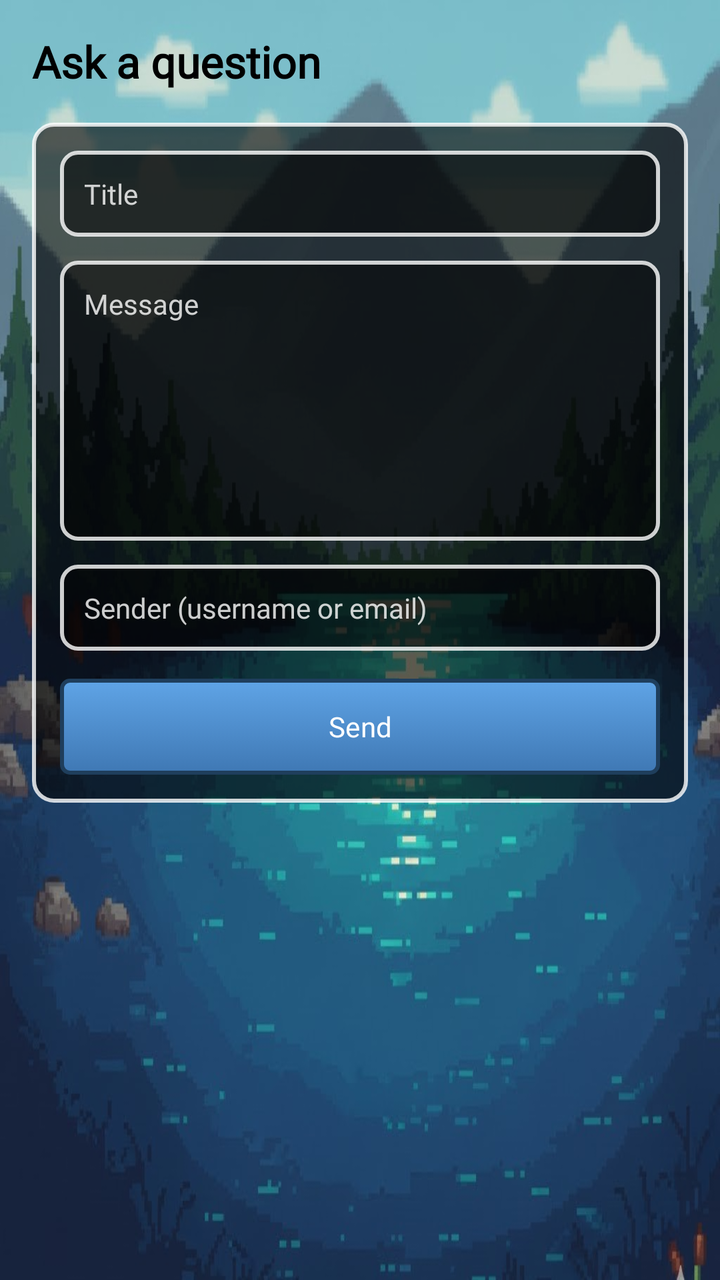
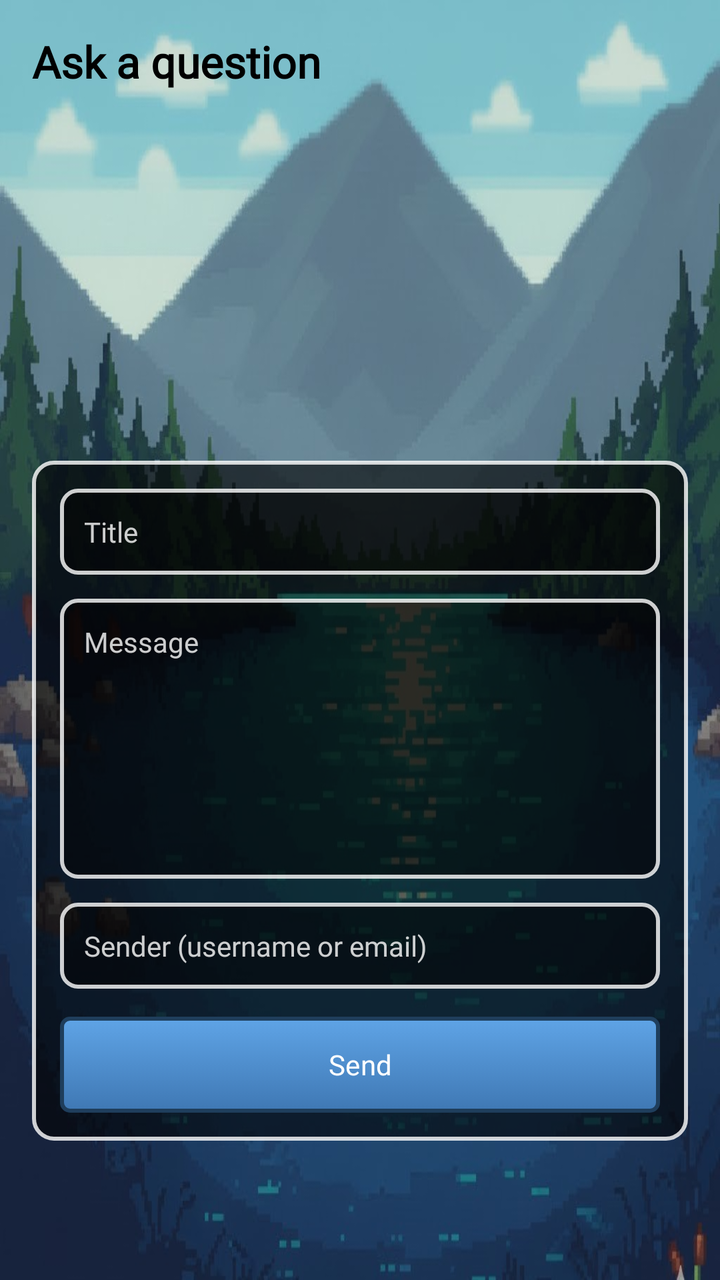

Two renders of the same Android screen: before a commit and after it. Below are the layout's source before the change and the commit's diff.
<!-- AndroidManifest.xml: application theme Theme.Android_Proyecto -->
<!-- res/layout/activity_ask_question.xml -->
<?xml version="1.0" encoding="utf-8"?>
<androidx.constraintlayout.widget.ConstraintLayout xmlns:android="http://schemas.android.com/apk/res/android"
    xmlns:app="http://schemas.android.com/apk/res-auto"
    android:layout_width="match_parent"
    android:layout_height="match_parent"
    android:background="@drawable/fondologin"
    android:padding="16dp">

    <TextView
        android:id="@+id/tvAskTitle"
        android:layout_width="wrap_content"
        android:layout_height="wrap_content"
        android:fontFamily="@font/pixel_font"
        android:text="Ask a question"
        android:textSize="22sp"
        android:textStyle="bold"
        android:textColor="@android:color/black"
        app:layout_constraintStart_toStartOf="parent"
        app:layout_constraintTop_toTopOf="parent" />

    <LinearLayout
        android:id="@+id/formPanel"
        android:layout_width="0dp"
        android:layout_height="wrap_content"
        android:layout_marginTop="16dp"
        android:orientation="vertical"
        android:background="@drawable/bg_panel_dark"
        android:padding="14dp"
        app:layout_constraintTop_toBottomOf="@id/tvAskTitle"
        app:layout_constraintStart_toStartOf="parent"
        app:layout_constraintEnd_toEndOf="parent">

        <EditText
            android:id="@+id/etTitle"
            android:layout_width="match_parent"
            android:layout_height="wrap_content"
            android:background="@drawable/bg_input_dark"
            android:fontFamily="@font/pixel_font"
            android:hint="Title"
            android:padding="12dp"
            android:textColor="@android:color/white"
            android:textColorHint="#CCFFFFFF"
            android:textSize="14sp" />

        <EditText
            android:id="@+id/etMessage"
            android:layout_width="match_parent"
            android:layout_height="140dp"
            android:layout_marginTop="12dp"
            android:background="@drawable/bg_input_dark"
            android:fontFamily="@font/pixel_font"
            android:gravity="top"
            android:hint="Message"
            android:padding="12dp"
            android:textColor="@android:color/white"
            android:textColorHint="#CCFFFFFF"
            android:textSize="14sp" />

        <EditText
            android:id="@+id/etSender"
            android:layout_width="match_parent"
            android:layout_height="wrap_content"
            android:layout_marginTop="12dp"
            android:background="@drawable/bg_input_dark"
            android:fontFamily="@font/pixel_font"
            android:hint="Sender (username or email)"
            android:padding="12dp"
            android:textColor="@android:color/white"
            android:textColorHint="#CCFFFFFF"
            android:textSize="14sp" />

        <Button
            android:id="@+id/btnSend"
            android:layout_width="match_parent"
            android:layout_height="48dp"
            android:layout_marginTop="14dp"
            android:background="@drawable/pixel_button_bg"
            android:fontFamily="@font/pixel_font"
            android:text="Send"
            android:textSize="14sp"
            app:backgroundTint="@null" />

    </LinearLayout>

</androidx.constraintlayout.widget.ConstraintLayout>
<!-- resources referenced by this layout -->
<resources>
  <!-- drawable bg_input_dark (drawable) -->
  <?xml version="1.0" encoding="utf-8"?>
  <shape xmlns:android="http://schemas.android.com/apk/res/android">
      <solid android:color="#88000000"/>
      <stroke android:width="2dp" android:color="#CCFFFFFF"/>
      <corners android:radius="8dp"/>
  </shape>
  <!-- drawable bg_panel_dark (drawable) -->
  <?xml version="1.0" encoding="utf-8"?>
  <shape xmlns:android="http://schemas.android.com/apk/res/android">
      <solid android:color="#99000000"/>
      <stroke android:width="2dp" android:color="#CCFFFFFF"/>
      <corners android:radius="10dp"/>
  </shape>
  <!-- drawable fondologin: jpg bitmap (drawable, 96286 bytes) -->
  <!-- drawable pixel_button_bg (drawable) -->
  <?xml version="1.0" encoding="utf-8"?>
  <selector xmlns:android="http://schemas.android.com/apk/res/android">
  
      <item android:state_pressed="true">
          <shape android:shape="rectangle">
              <corners android:radius="4dp"/>
              <solid android:color="#2D5A8C"/>
              <stroke android:width="2dp" android:color="#1F3E5C"/>
          </shape>
      </item>
  
      <item>
          <shape android:shape="rectangle">
              <corners android:radius="4dp"/>
              <stroke android:width="2dp" android:color="#1F3E5C"/>
              <gradient
                  android:angle="270"
                  android:startColor="#5FA4E6"  android:endColor="#3F78B4"    android:type="linear"/>
          </shape>
      </item>
  </selector>
  <style name="Theme.Android_Proyecto" parent="Base.Theme.Android_Proyecto" />
  <style name="Base.Theme.Android_Proyecto" parent="Theme.Material3.DayNight.NoActionBar">
          
          
      </style>
</resources>

<!-- the commit's change to res/layout/activity_ask_question.xml (unified diff, before → after) -->
@@ -1,6 +1,7 @@
 <?xml version="1.0" encoding="utf-8"?>
 <androidx.constraintlayout.widget.ConstraintLayout xmlns:android="http://schemas.android.com/apk/res/android"
     xmlns:app="http://schemas.android.com/apk/res-auto"
+    xmlns:tools="http://schemas.android.com/tools"
     android:layout_width="match_parent"
     android:layout_height="match_parent"
     android:background="@drawable/fondologin"
@@ -22,13 +23,14 @@
         android:id="@+id/formPanel"
         android:layout_width="0dp"
         android:layout_height="wrap_content"
-        android:layout_marginTop="16dp"
+        android:background="@drawable/bg_panel_dark"
         android:orientation="vertical"
-        android:background="@drawable/bg_panel_dark"
         android:padding="14dp"
-        app:layout_constraintTop_toBottomOf="@id/tvAskTitle"
+        app:layout_constraintBottom_toBottomOf="parent"
+        app:layout_constraintEnd_toEndOf="parent"
         app:layout_constraintStart_toStartOf="parent"
-        app:layout_constraintEnd_toEndOf="parent">
+        app:layout_constraintTop_toTopOf="parent"
+        app:layout_constraintVertical_bias="0.8">
 
         <EditText
             android:id="@+id/etTitle"
